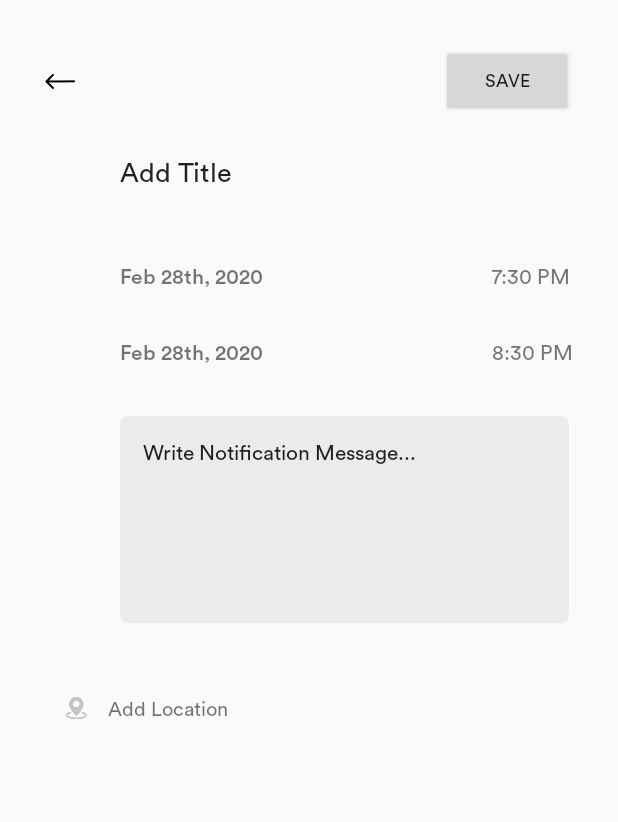
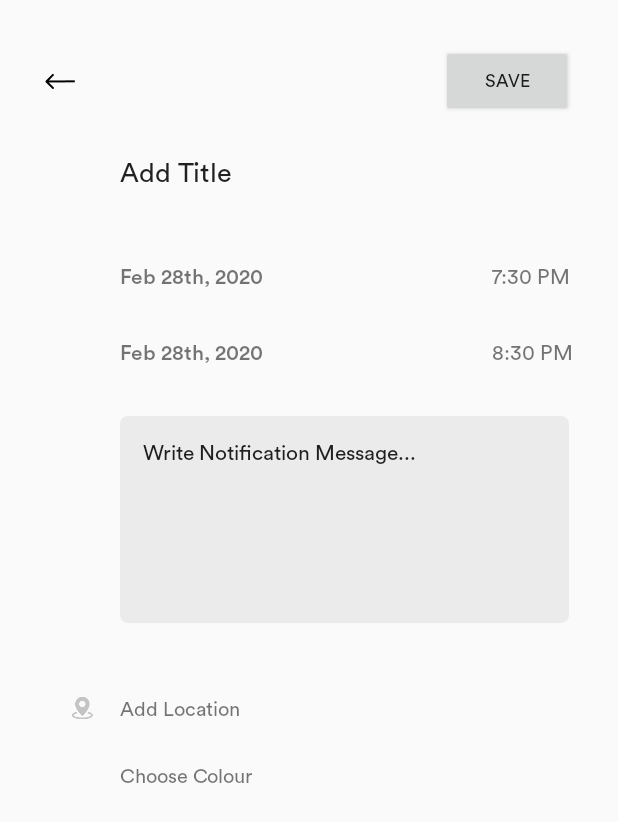
Before and after one commit to eathnma/Personable-Calendar, an Android app: the EditCalendar screen opened directly, with no data from a screen before it, on a phone screen of 412 x 824 dp. Shown: the top 822 px of the screen. Run offline under Robolectric (Android 15) with nearby library versions, the phone set to English and light mode, and no system bars.

Commit message:
Add Circles

```diff
--- a/app/src/main/java/com/example/mainactivity/MainActivity.java
+++ b/app/src/main/java/com/example/mainactivity/MainActivity.java
@@ -34,7 +34,8 @@ public class MainActivity extends AppCompatActivity implements View.OnClickListe
 
     @Override
     public void onClick(View view) {
-        Intent i = new Intent(this, AddLocationActivity.class);
+        // change this intent for different pages?
+        Intent i = new Intent(this, EditCalendar.class);
         startActivity(i);
     }
 }
--- a/app/src/main/res/layout/activity_edit_calendar.xml
+++ b/app/src/main/res/layout/activity_edit_calendar.xml
@@ -9,12 +9,12 @@
     <ScrollView
         android:layout_width="match_parent"
         android:layout_height="match_parent"
-        tools:layout_editor_absoluteX="16dp"
-        tools:layout_editor_absoluteY="-135dp">
+        tools:layout_editor_absoluteX="0dp"
+        tools:layout_editor_absoluteY="40dp">
 
         <androidx.gridlayout.widget.GridLayout
             android:layout_width="match_parent"
-            android:layout_height="wrap_content"
+            android:layout_height="match_parent"
             android:layout_marginLeft="30dp"
             android:layout_marginTop="30dp"
             android:layout_marginRight="30dp"
@@ -163,7 +163,7 @@
                     android:id="@+id/imageView2"
                     android:layout_width="18dp"
                     android:layout_height="25dp"
-                    android:layout_margin="12dp"
+                    android:layout_margin="16dp"
                     app:layout_column="0"
                     app:layout_gravity="center_vertical"
                     app:layout_row="0"
@@ -171,6 +171,22 @@
 
             </androidx.gridlayout.widget.GridLayout>
 
+            <androidx.gridlayout.widget.GridLayout
+                android:layout_width="match_parent"
+                android:layout_height="110dp"
+                app:layout_column="0"
+                app:layout_row="5">
+
+                <TextView
+                    android:id="@+id/textView"
+                    android:layout_width="wrap_content"
+                    android:layout_height="wrap_content"
+                    android:layout_marginLeft="50dp"
+                    android:fontFamily="@font/circular_book"
+                    android:text="Choose Colour"
+                    android:textSize="13sp" />
+            </androidx.gridlayout.widget.GridLayout>
+
         </androidx.gridlayout.widget.GridLayout>
     </ScrollView>
 
```
Also changed, not shown: app/src/main/res/drawable/blue_circle.png (added), app/src/main/res/drawable/green_circle.png (added), app/src/main/res/drawable/lightblue_circle.png (added), app/src/main/res/drawable/orange_circle.png (added), app/src/main/res/drawable/red_circle.png (added), app/src/main/res/drawable/yellow_circle.png (added).
